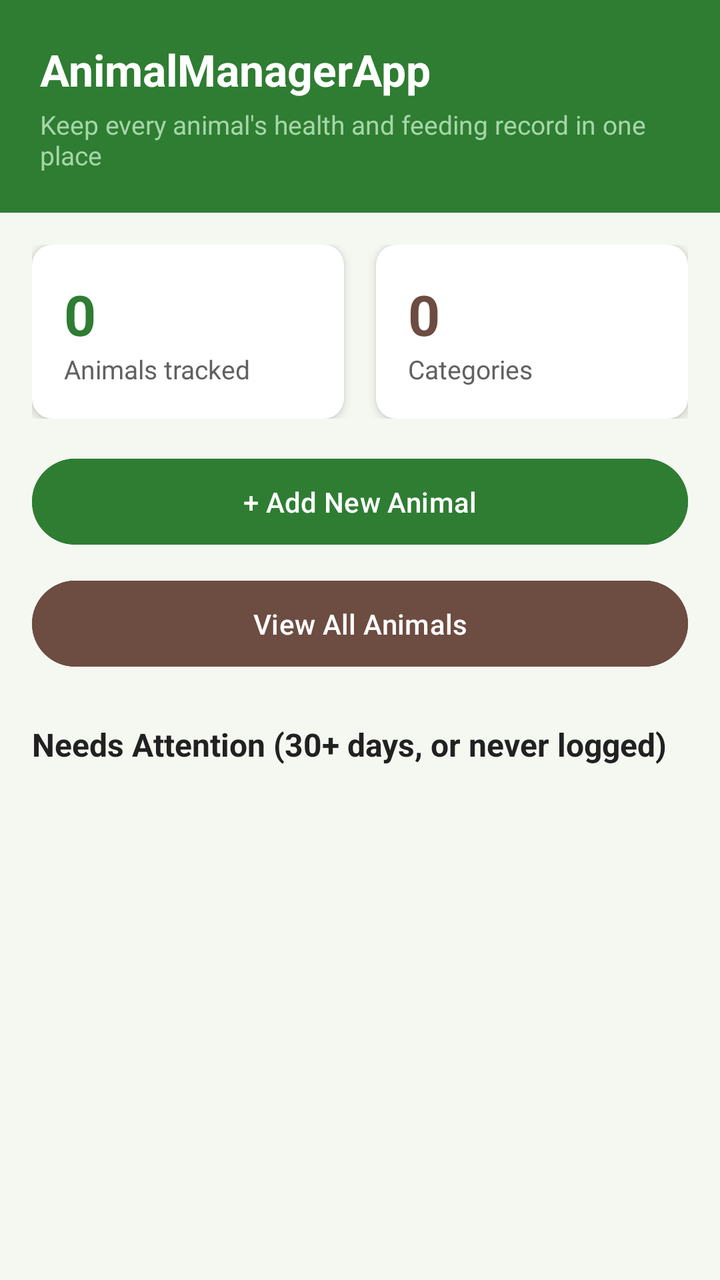
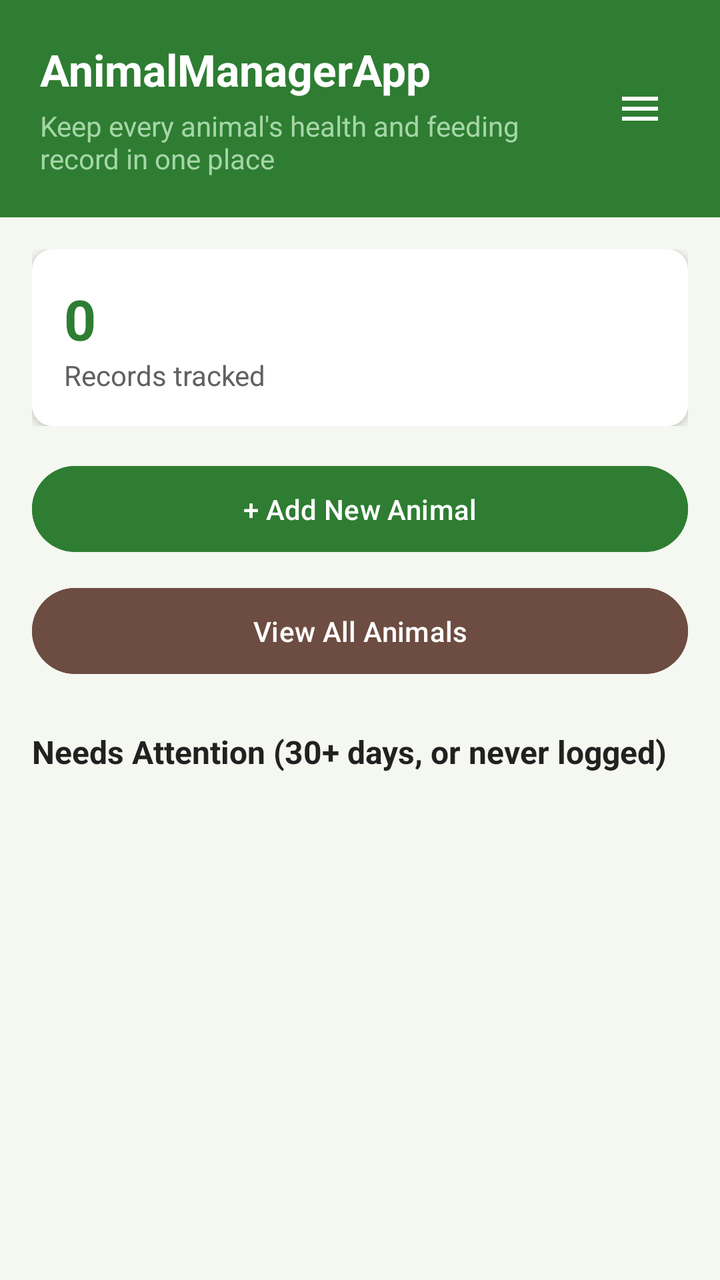

Before-and-after screenshots of an Android layout around one commit, followed by the original layout XML and the change that was made.
<!-- AndroidManifest.xml: application theme Theme.AnimalManagerApp -->
<!-- res/layout/activity_main.xml -->
<?xml version="1.0" encoding="utf-8"?>
<ScrollView xmlns:android="http://schemas.android.com/apk/res/android"
    xmlns:app="http://schemas.android.com/apk/res-auto"
    android:layout_width="match_parent"
    android:layout_height="match_parent"
    android:background="@color/background_light"
    android:fillViewport="true">

    <LinearLayout
        android:layout_width="match_parent"
        android:layout_height="wrap_content"
        android:orientation="vertical">

        <LinearLayout
            android:layout_width="match_parent"
            android:layout_height="wrap_content"
            android:background="@color/green_primary"
            android:orientation="vertical"
            android:padding="20dp">

            <TextView
                android:layout_width="wrap_content"
                android:layout_height="wrap_content"
                android:text="@string/app_name"
                android:textColor="@color/white"
                android:textSize="22sp"
                android:textStyle="bold" />

            <TextView
                android:layout_width="wrap_content"
                android:layout_height="wrap_content"
                android:layout_marginTop="4dp"
                android:text="Keep every animal's health and feeding record in one place"
                android:textColor="@color/green_light"
                android:textSize="13sp" />
        </LinearLayout>

        <LinearLayout
            android:layout_width="match_parent"
            android:layout_height="wrap_content"
            android:orientation="horizontal"
            android:padding="16dp"
            android:weightSum="2">

            <androidx.cardview.widget.CardView
                android:layout_width="0dp"
                android:layout_height="wrap_content"
                android:layout_weight="1"
                android:layout_marginEnd="8dp"
                app:cardCornerRadius="10dp"
                app:cardElevation="3dp">

                <LinearLayout
                    android:layout_width="match_parent"
                    android:layout_height="wrap_content"
                    android:orientation="vertical"
                    android:padding="16dp">

                    <TextView
                        android:id="@+id/tvTotalAnimals"
                        android:layout_width="wrap_content"
                        android:layout_height="wrap_content"
                        android:text="0"
                        android:textColor="@color/green_primary"
                        android:textSize="28sp"
                        android:textStyle="bold" />

                    <TextView
                        android:layout_width="wrap_content"
                        android:layout_height="wrap_content"
                        android:text="Animals tracked"
                        android:textColor="@color/text_secondary"
                        android:textSize="13sp" />
                </LinearLayout>
            </androidx.cardview.widget.CardView>

            <androidx.cardview.widget.CardView
                android:layout_width="0dp"
                android:layout_height="wrap_content"
                android:layout_weight="1"
                android:layout_marginStart="8dp"
                app:cardCornerRadius="10dp"
                app:cardElevation="3dp">

                <LinearLayout
                    android:layout_width="match_parent"
                    android:layout_height="wrap_content"
                    android:orientation="vertical"
                    android:padding="16dp">

                    <TextView
                        android:id="@+id/tvTotalTypes"
                        android:layout_width="wrap_content"
                        android:layout_height="wrap_content"
                        android:text="0"
                        android:textColor="@color/soil_brown"
                        android:textSize="28sp"
                        android:textStyle="bold" />

                    <TextView
                        android:layout_width="wrap_content"
                        android:layout_height="wrap_content"
                        android:text="Categories"
                        android:textColor="@color/text_secondary"
                        android:textSize="13sp" />
                </LinearLayout>
            </androidx.cardview.widget.CardView>
        </LinearLayout>

        <LinearLayout
            android:layout_width="match_parent"
            android:layout_height="wrap_content"
            android:orientation="vertical"
            android:paddingStart="16dp"
            android:paddingEnd="16dp">

            <Button
                android:id="@+id/btnAddAnimal"
                android:layout_width="match_parent"
                android:layout_height="wrap_content"
                android:layout_marginBottom="10dp"
                android:backgroundTint="@color/green_primary"
                android:padding="12dp"
                android:text="+ Add New Animal"
                android:textColor="@color/white" />

            <Button
                android:id="@+id/btnViewAnimals"
                android:layout_width="match_parent"
                android:layout_height="wrap_content"
                android:backgroundTint="@color/soil_brown"
                android:padding="12dp"
                android:text="View All Animals"
                android:textColor="@color/white" />
        </LinearLayout>

        <TextView
            android:layout_width="wrap_content"
            android:layout_height="wrap_content"
            android:layout_marginStart="16dp"
            android:layout_marginTop="24dp"
            android:layout_marginBottom="8dp"
            android:text="Needs Attention (30+ days, or never logged)"
            android:textColor="@color/text_primary"
            android:textSize="16sp"
            android:textStyle="bold" />

        <androidx.recyclerview.widget.RecyclerView
            android:id="@+id/rvNeedsAttention"
            android:layout_width="match_parent"
            android:layout_height="wrap_content"
            android:layout_marginBottom="16dp"
            android:nestedScrollingEnabled="false"
            android:paddingStart="16dp"
            android:paddingEnd="16dp" />

        <TextView
            android:id="@+id/tvAllGood"
            android:layout_width="match_parent"
            android:layout_height="wrap_content"
            android:layout_marginBottom="24dp"
            android:gravity="center"
            android:padding="16dp"
            android:text="All animals are up to date. Nothing needs attention right now."
            android:textColor="@color/text_secondary"
            android:visibility="gone" />

    </LinearLayout>
</ScrollView>
<!-- resources referenced by this layout -->
<resources>
  <color name="background_light">#F5F7F1</color>
  <color name="green_light">#A5D6A7</color>
  <color name="green_primary">#2E7D32</color>
  <color name="soil_brown">#6D4C41</color>
  <color name="text_primary">#212121</color>
  <color name="text_secondary">#616161</color>
  <color name="white">#FFFFFF</color>
  <string name="app_name">AnimalManagerApp</string>
  <style name="Theme.AnimalManagerApp" parent="Base.Theme.AnimalManagerApp" />
  <style name="Base.Theme.AnimalManagerApp" parent="Theme.Material3.DayNight.NoActionBar">
          
          
      </style>
</resources>

<!-- the commit's change to res/layout/activity_main.xml (unified diff, before → after) -->
@@ -15,38 +15,52 @@
             android:layout_width="match_parent"
             android:layout_height="wrap_content"
             android:background="@color/green_primary"
-            android:orientation="vertical"
+            android:orientation="horizontal"
+            android:gravity="center_vertical"
             android:padding="20dp">
 
-            <TextView
-                android:layout_width="wrap_content"
+            <LinearLayout
+                android:layout_width="0dp"
                 android:layout_height="wrap_content"
-                android:text="@string/app_name"
-                android:textColor="@color/white"
-                android:textSize="22sp"
-                android:textStyle="bold" />
+                android:layout_weight="1"
+                android:orientation="vertical">
 
-            <TextView
-                android:layout_width="wrap_content"
-                android:layout_height="wrap_content"
-                android:layout_marginTop="4dp"
-                android:text="Keep every animal's health and feeding record in one place"
-                android:textColor="@color/green_light"
-                android:textSize="13sp" />
+                <TextView
+                    android:layout_width="wrap_content"
+                    android:layout_height="wrap_content"
+                    android:text="@string/app_name"
+                    android:textColor="@color/white"
+                    android:textSize="22sp"
+                    android:textStyle="bold" />
+
+                <TextView
+                    android:layout_width="wrap_content"
+                    android:layout_height="wrap_content"
+                    android:layout_marginTop="4dp"
+                    android:text="Keep every animal's health and feeding record in one place"
+                    android:textColor="@color/green_light"
+                    android:textSize="14sp" />
+            </LinearLayout>
+
+            <ImageButton
+                android:id="@+id/btnMenu"
+                android:layout_width="40dp"
+                android:layout_height="40dp"
+                android:background="?attr/selectableItemBackgroundBorderless"
+                android:contentDescription="Menu"
+                android:src="@drawable/ic_menu" />
+
         </LinearLayout>
 
         <LinearLayout
             android:layout_width="match_parent"
             android:layout_height="wrap_content"
             android:orientation="horizontal"
-            android:padding="16dp"
-            android:weightSum="2">
+            android:padding="16dp">
 
             <androidx.cardview.widget.CardView
-                android:layout_width="0dp"
+                android:layout_width="match_parent"
                 android:layout_height="wrap_content"
-                android:layout_weight="1"
-                android:layout_marginEnd="8dp"
                 app:cardCornerRadius="10dp"
                 app:cardElevation="3dp">
 
@@ -68,41 +82,9 @@
                     <TextView
                         android:layout_width="wrap_content"
                         android:layout_height="wrap_content"
-                        android:text="Animals tracked"
+                        android:text="Records tracked"
                         android:textColor="@color/text_secondary"
-                        android:textSize="13sp" />
-                </LinearLayout>
-            </androidx.cardview.widget.CardView>
-
-            <androidx.cardview.widget.CardView
-                android:layout_width="0dp"
-                android:layout_height="wrap_content"
-                android:layout_weight="1"
-                android:layout_marginStart="8dp"
-                app:cardCornerRadius="10dp"
-                app:cardElevation="3dp">
-
-                <LinearLayout
-                    android:layout_width="match_parent"
-                    android:layout_height="wrap_content"
-                    android:orientation="vertical"
-                    android:padding="16dp">
-
-                    <TextView
-                        android:id="@+id/tvTotalTypes"
-                        android:layout_width="wrap_content"
-                        android:layout_height="wrap_content"
-                        android:text="0"
-                        android:textColor="@color/soil_brown"
-                        android:textSize="28sp"
-                        android:textStyle="bold" />
-
-                    <TextView
-                        android:layout_width="wrap_content"
-                        android:layout_height="wrap_content"
-                        android:text="Categories"
-                        android:textColor="@color/text_secondary"
-                        android:textSize="13sp" />
+                        android:textSize="14sp" />
                 </LinearLayout>
             </androidx.cardview.widget.CardView>
         </LinearLayout>
<!-- resource entries referenced after the edit -->
@@ -7,6 +7,17 @@
   <color name="text_primary">#212121</color>
   <color name="text_secondary">#616161</color>
   <color name="white">#FFFFFF</color>
+  <!-- drawable ic_menu (drawable) -->
+  <?xml version="1.0" encoding="utf-8"?>
+  <vector xmlns:android="http://schemas.android.com/apk/res/android"
+      android:width="24dp"
+      android:height="24dp"
+      android:viewportWidth="24"
+      android:viewportHeight="24">
+      <path
+          android:fillColor="#FFFFFF"
+          android:pathData="M3,6h18v2H3z M3,11h18v2H3z M3,16h18v2H3z" />
+  </vector>
   <string name="app_name">AnimalManagerApp</string>
   <style name="Theme.AnimalManagerApp" parent="Base.Theme.AnimalManagerApp" />
   <style name="Base.Theme.AnimalManagerApp" parent="Theme.Material3.DayNight.NoActionBar">
